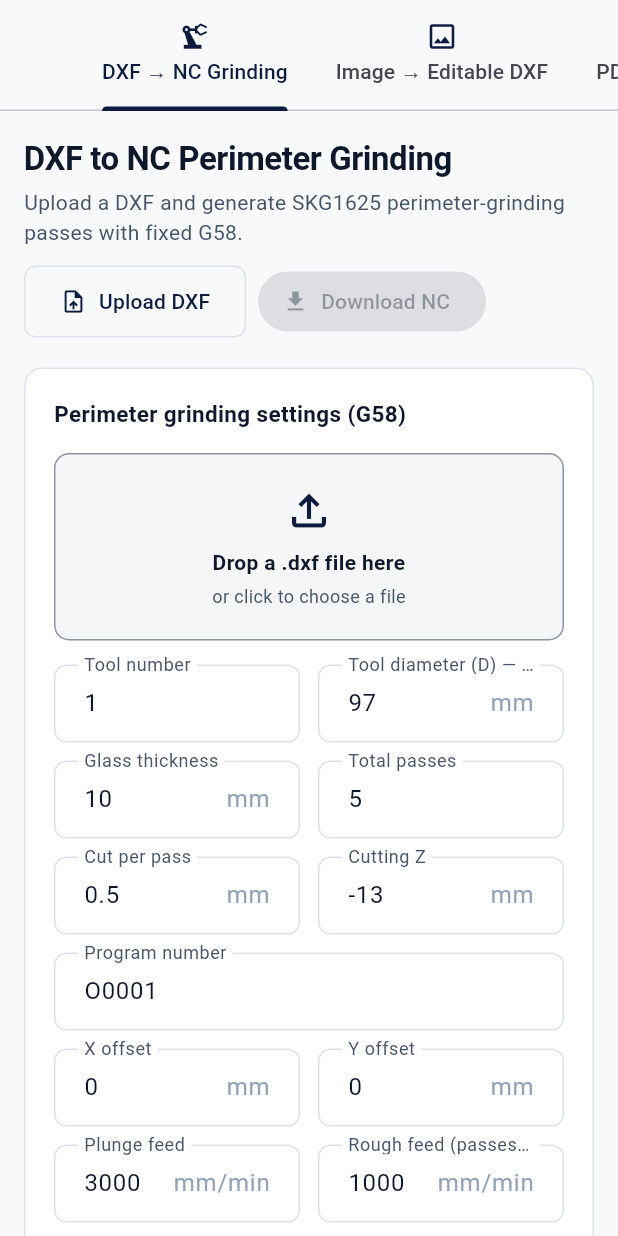
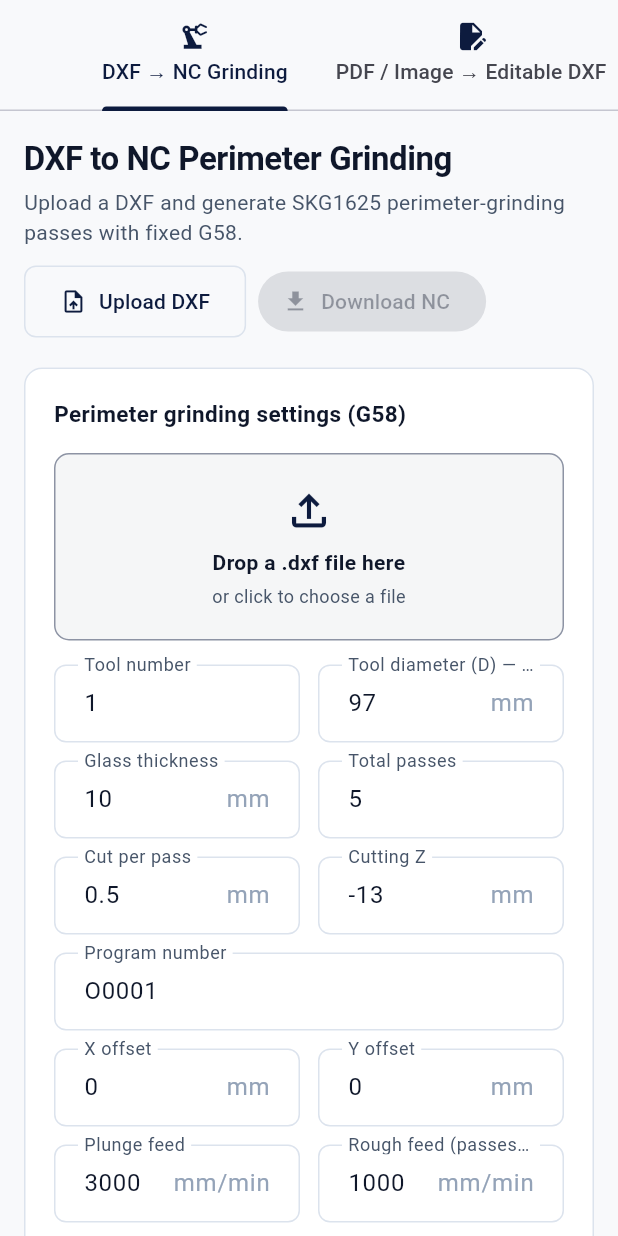
Before and after one commit to rashedhathalmic-crypto/glass_pactory_production, a Flutter app: the screen it shows after launch, on a phone screen of 412 x 824 dp. Run offline on Flutter 3.47's test engine with Material 3 defaults, Android fonts, the phone set to English and light mode, and no system bars; our stand-ins replace cloud_firestore, firebase_auth, firebase_core, firebase_storage, fl_chart, flutter_riverpod and 2 more; missing offline and left inert: dart:html, dart:js_interop, excel, mobile_scanner; accounts and stored records are empty.

Commit message:
Use one unified editable drawing converter

```diff
--- a/lib/main.dart
+++ b/lib/main.dart
@@ -3,7 +3,6 @@ import 'package:flutter/material.dart';
 import 'core/theme/app_theme.dart';
 import 'features/nc_generator/presentation/image_to_dxf_screen.dart';
 import 'features/nc_generator/presentation/nc_generator_screen.dart';
-import 'features/nc_generator/presentation/pdf_to_dxf_screen.dart';
 
 void main() {
   runApp(const NcGeneratorApp());
@@ -19,7 +18,7 @@ class NcGeneratorApp extends StatelessWidget {
       debugShowCheckedModeBanner: false,
       theme: AppTheme.light,
       home: const DefaultTabController(
-        length: 3,
+        length: 2,
         child: Scaffold(
           appBar: TabBar(
             isScrollable: true,
@@ -29,12 +28,8 @@ class NcGeneratorApp extends StatelessWidget {
                 text: 'DXF → NC Grinding',
               ),
               Tab(
-                icon: Icon(Icons.image_outlined),
-                text: 'Image → Editable DXF',
-              ),
-              Tab(
-                icon: Icon(Icons.picture_as_pdf),
-                text: 'PDF → DXF 2D',
+                icon: Icon(Icons.edit_document),
+                text: 'PDF / Image → Editable DXF',
               ),
             ],
           ),
@@ -42,7 +37,6 @@ class NcGeneratorApp extends StatelessWidget {
             children: [
               NcGeneratorScreen(),
               ImageToDxfScreen(),
-              PdfToDxfScreen(),
             ],
           ),
         ),
```
